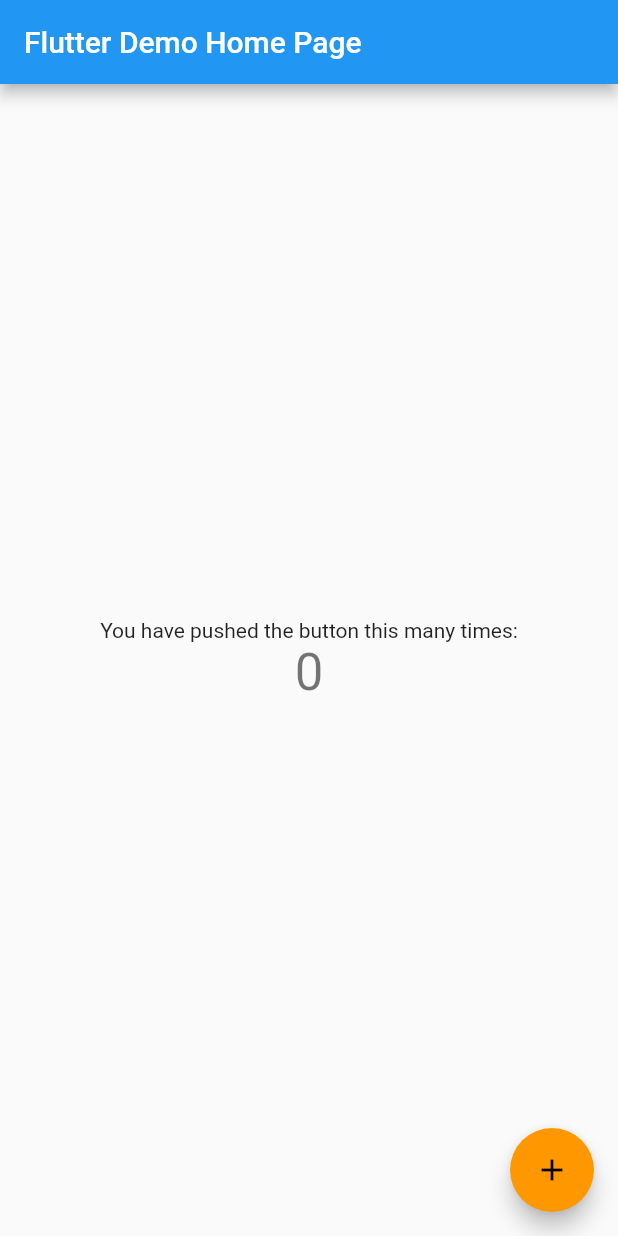
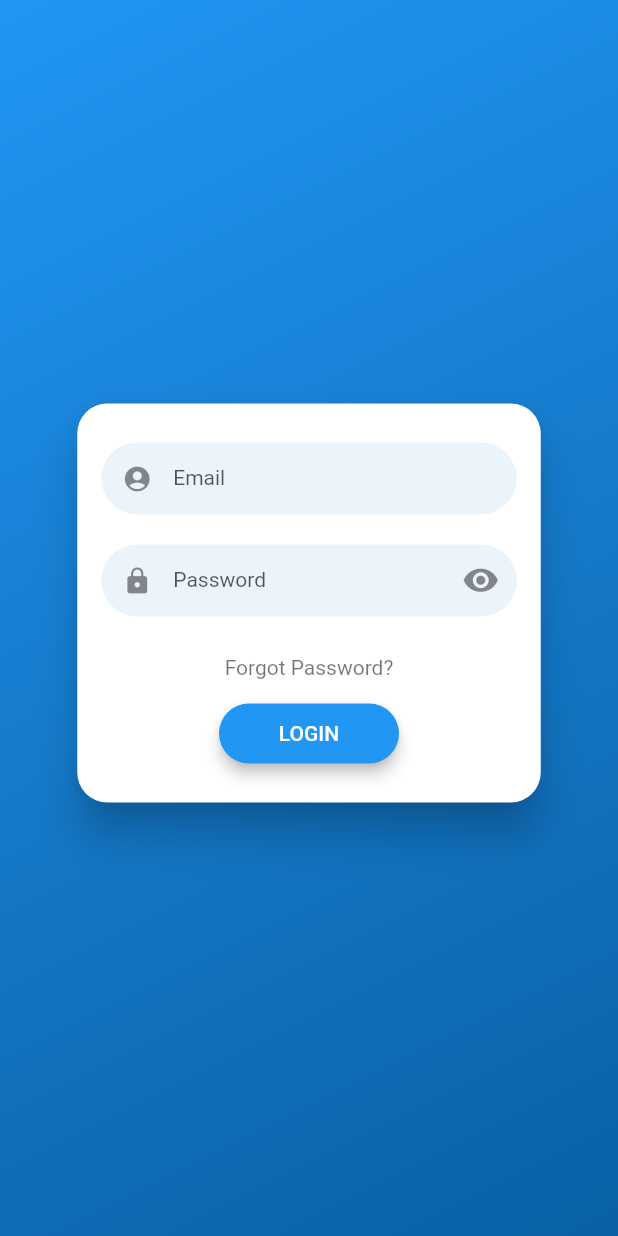
Before and after one commit to hovadur/receipt_scanner, a Flutter app: the screen it shows after launch, on a phone screen of 412 x 824 dp. Run offline on Flutter 3.47's test engine with Material 2 defaults, Android fonts, the phone set to English and light mode, and no system bars; drawn by our look-alikes of flutter_login.

Commit message:
added simple LoginScreen

```diff
--- a/lib/main.dart
+++ b/lib/main.dart
@@ -1,4 +1,6 @@
 import 'package:flutter/material.dart';
+import 'package:flutter/scheduler.dart';
+import 'package:flutter_login/flutter_login.dart';
 
 void main() {
   runApp(MyApp());
@@ -14,92 +16,19 @@ class MyApp extends StatelessWidget {
           colorScheme: ColorScheme.fromSwatch(primarySwatch: Colors.orange)),
       darkTheme: ThemeData.dark().copyWith(
           colorScheme: ColorScheme.fromSwatch(primarySwatch: Colors.orange)),
-      home: MyHomePage(title: 'Flutter Demo Home Page'),
+      home: LoginScreen(),
     );
   }
 }
 
-class MyHomePage extends StatefulWidget {
-  MyHomePage({Key? key, required this.title}) : super(key: key);
-
-  // This widget is the home page of your application. It is stateful, meaning
-  // that it has a State object (defined below) that contains fields that affect
-  // how it looks.
-
-  // This class is the configuration for the state. It holds the values (in this
-  // case the title) provided by the parent (in this case the App widget) and
-  // used by the build method of the State. Fields in a Widget subclass are
-  // always marked "final".
-
-  final String title;
-
+class LoginScreen extends StatelessWidget {
   @override
-  _MyHomePageState createState() => _MyHomePageState();
-}
-
-class _MyHomePageState extends State<MyHomePage> {
-  int _counter = 0;
-
-  void _incrementCounter() {
-    setState(() {
-      // This call to setState tells the Flutter framework that something has
-      // changed in this State, which causes it to rerun the build method below
-      // so that the display can reflect the updated values. If we changed
-      // _counter without calling setState(), then the build method would not be
-      // called again, and so nothing would appear to happen.
-      _counter++;
-    });
+  Widget build(BuildContext context) {
+    return FlutterLogin(loginProvidersList: [
+      LoginProvider(icon: Icons.ac_unit, callback: (){
+        return Future.delayed(Duration(milliseconds: timeDilation.ceil() * 2250)).then((value) => "null");
+      })
+    ], onSignup: null, onLogin: null, onRecoverPassword: null);
   }
 
-  @override
-  Widget build(BuildContext context) {
-    // This method is rerun every time setState is called, for instance as done
-    // by the _incrementCounter method above.
-    //
-    // The Flutter framework has been optimized to make rerunning build methods
-    // fast, so that you can just rebuild anything that needs updating rather
-    // than having to individually change instances of widgets.
-    return Scaffold(
-      appBar: AppBar(
-        // Here we take the value from the MyHomePage object that was created by
-        // the App.build method, and use it to set our appbar title.
-        title: Text(widget.title),
-      ),
-      body: Center(
-        // Center is a layout widget. It takes a single child and positions it
-        // in the middle of the parent.
-        child: Column(
-          // Column is also a layout widget. It takes a list of children and
-          // arranges them vertically. By default, it sizes itself to fit its
-          // children horizontally, and tries to be as tall as its parent.
-          //
-          // Invoke "debug painting" (press "p" in the console, choose the
-          // "Toggle Debug Paint" action from the Flutter Inspector in Android
-          // Studio, or the "Toggle Debug Paint" command in Visual Studio Code)
-          // to see the wireframe for each widget.
-          //
-          // Column has various properties to control how it sizes itself and
-          // how it positions its children. Here we use mainAxisAlignment to
-          // center the children vertically; the main axis here is the vertical
-          // axis because Columns are vertical (the cross axis would be
-          // horizontal).
-          mainAxisAlignment: MainAxisAlignment.center,
-          children: <Widget>[
-            Text(
-              'You have pushed the button this many times:',
-            ),
-            Text(
-              '$_counter',
-              style: Theme.of(context)?.textTheme.headline4,
-            ),
-          ],
-        ),
-      ),
-      floatingActionButton: FloatingActionButton(
-        onPressed: _incrementCounter,
-        tooltip: 'Increment',
-        child: Icon(Icons.add),
-      ), // This trailing comma makes auto-formatting nicer for build methods.
-    );
-  }
 }
--- a/pubspec.yaml
+++ b/pubspec.yaml
@@ -23,7 +23,8 @@ environment:
 dependencies:
   flutter:
     sdk: flutter
-
+  flutter_login:
+    path: flutter_login
 
   # The following adds the Cupertino Icons font to your application.
   # Use with the CupertinoIcons class for iOS style icons.
```
Also changed, not shown: pubspec.lock, 1 other file.
